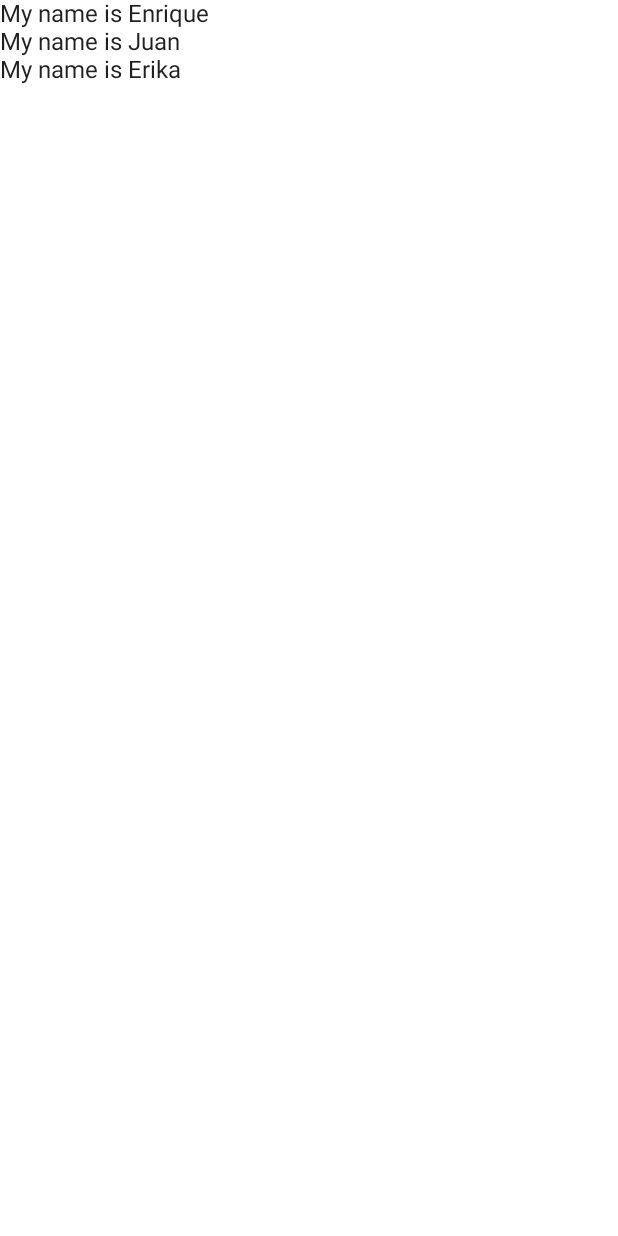
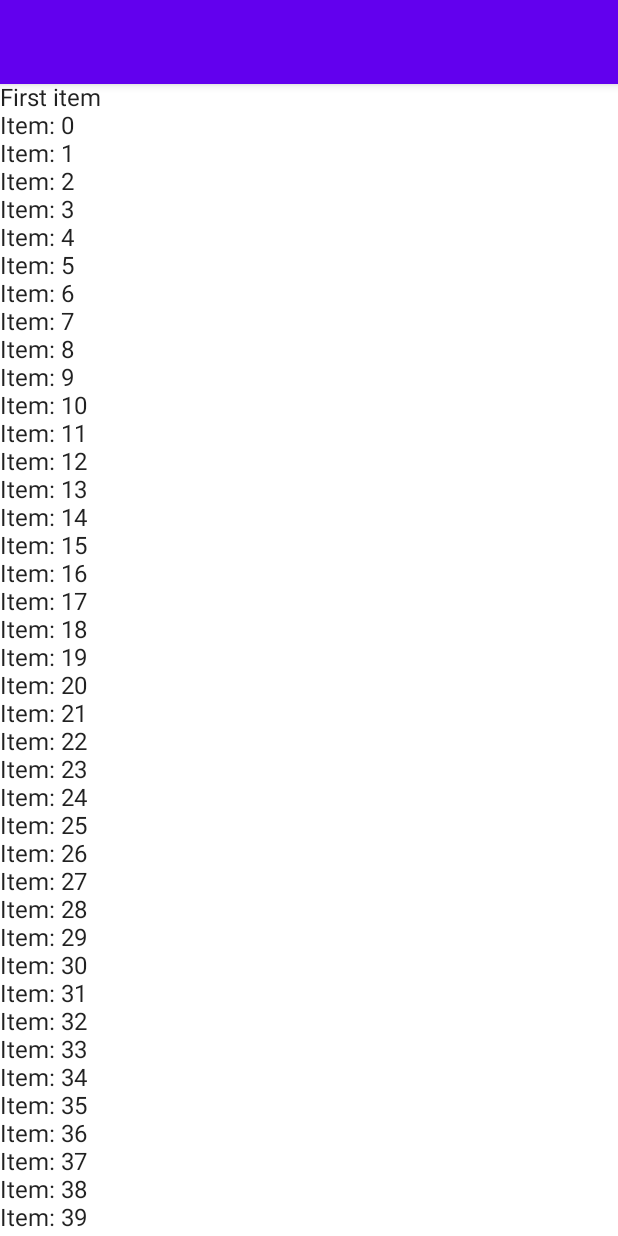
Before and after one commit to kitagawaowo/DemoWeek2, an Android app built with Jetpack Compose: the @Preview function DefaultPreview, on a phone screen of 412 x 824 dp. Run offline under Robolectric (Android 15) with nearby library versions, the phone set to English and light mode, and no system bars.

Commit message:
Main Screen with TopAppBar

```diff
--- a/app/src/main/java/pe/edu/upc/todo/ui/screens/Tasks.kt
+++ b/app/src/main/java/pe/edu/upc/todo/ui/screens/Tasks.kt
@@ -1,13 +1,30 @@
 package pe.edu.upc.todo.ui.screens
 
+import android.annotation.SuppressLint
 import androidx.compose.foundation.layout.fillMaxSize
 import androidx.compose.foundation.lazy.LazyColumn
 import androidx.compose.foundation.lazy.items
+import androidx.compose.material.Scaffold
 import androidx.compose.material.Text
+import androidx.compose.material.TopAppBar
 import androidx.compose.runtime.Composable
 import androidx.compose.ui.Modifier
 import androidx.compose.ui.tooling.preview.Preview
 import pe.edu.upc.todo.ui.theme.ToDoTheme
+
+@SuppressLint("UnusedMaterialScaffoldPaddingParameter")
+@Composable
+fun MainScreen() {
+    Scaffold(
+        topBar = {
+            TopAppBar() {
+
+            }
+        }) {
+            Tasks()
+
+    }
+}
 
 @Composable
 fun Tasks() {
@@ -15,7 +32,7 @@ fun Tasks() {
         item {
             Text(text = "First item")
         }
-        items(5) {index ->
+        items(50) {index ->
             Text(text = "Item: $index")
         }
     }
@@ -40,6 +57,7 @@ fun Contacts() {
 fun DefaultPreview() {
     ToDoTheme {
         //Tasks()
-        Contacts()
+        //Contacts()
+        MainScreen()
     }
 }
```
